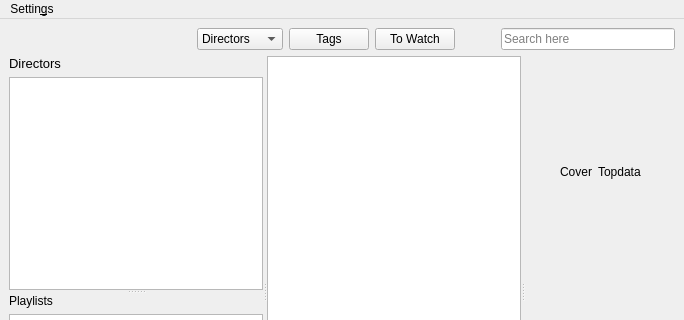
Old version of the form src/MainWindow.ui in the repository ochurlaud/macaw-movies; both pictures show x 0 to 684 and y 0 to 320 of the 684 by 557 pixel window.
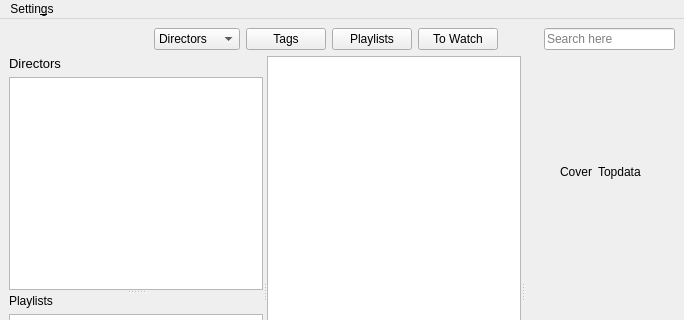
New version of the form. Icons and pictures are not drawn.

What changed in the file:
```diff
--- a/src/MainWindow.ui
+++ b/src/MainWindow.ui
@@ -91,6 +91,13 @@
             </property>
            </widget>
           </item>
+          <item>
+           <widget class="QPushButton" name="playlistsButton">
+            <property name="text">
+             <string>Playlists</string>
+            </property>
+           </widget>
+          </item>
           <item>
            <widget class="QPushButton" name="toWatchButton">
             <property name="text">
```
